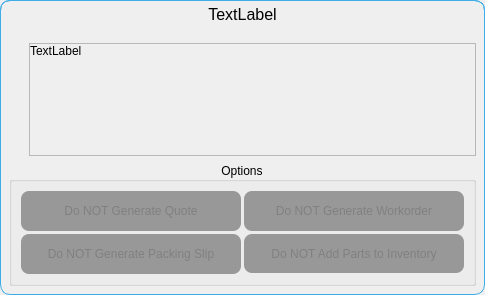
The window that ui/generate_quote_dialog.ui (TheCodingJsoftware/Invigo) describes before a commit, drawn with Qt 5.
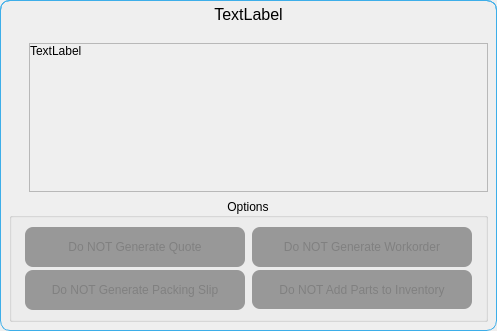
The same window after the commit.

Diff of the .ui file:
```diff
--- a/ui/generate_quote_dialog.ui
+++ b/ui/generate_quote_dialog.ui
@@ -6,8 +6,8 @@
    <rect>
     <x>0</x>
     <y>0</y>
-    <width>484</width>
-    <height>295</height>
+    <width>497</width>
+    <height>331</height>
    </rect>
   </property>
   <property name="windowTitle">
@@ -146,8 +146,8 @@
               <rect>
                <x>0</x>
                <y>0</y>
-               <width>434</width>
-               <height>98</height>
+               <width>447</width>
+               <height>139</height>
               </rect>
              </property>
              <layout class="QVBoxLayout" name="verticalLayout_4">
```
